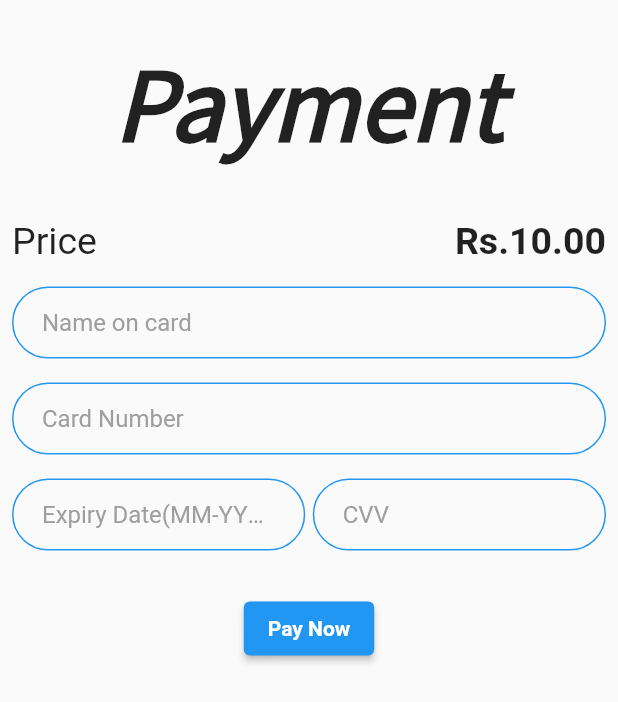
After one commit to sujayss81/Smart_Parking_IOT, a Flutter app: the Payment screen opened directly, on a phone screen of 412 x 824 dp. The commit adds this screen. Shown: the top 702 px of the screen. Run offline on Flutter 3.47's test engine with Material 2 defaults, Android fonts, the phone set to English and light mode, and no system bars; our stand-ins replace shared_preferences; missing offline and left inert: dart:ffi; accounts and stored records are empty; network calls fail.

Commit message:
payment page UI

```diff
--- a/smart_parking_app/lib/constants.dart
+++ b/smart_parking_app/lib/constants.dart
@@ -60,3 +60,28 @@ const kParkingLotSlotRightDesign = BoxDecoration(
     right: BorderSide(width: 3, color: Colors.grey),
   ),
 );
+
+const kDateCvv = InputDecoration(
+  hintText: 'value',
+  hintStyle: TextStyle(
+    color: Colors.grey,
+  ),
+  contentPadding: EdgeInsets.symmetric(vertical: 10.0, horizontal: 20.0),
+  border: OutlineInputBorder(
+      borderRadius: BorderRadius.all(Radius.circular(32.0)),
+      borderSide: BorderSide()),
+  enabledBorder: OutlineInputBorder(
+      borderRadius: BorderRadius.all(Radius.circular(32)),
+      borderSide: BorderSide(
+        color: Colors.blue,
+        width: 1.0,
+      )),
+  // focusedBorder: OutlineInputBorder(
+  //     borderRadius: BorderRadius.all(
+  //       Radius.circular(32),
+  //     ),
+  //     borderSide: BorderSide(
+  //       color: Colors.blueAccent,
+  //       width: 2.0,
+  //     )),
+);
--- a/smart_parking_app/lib/main.dart
+++ b/smart_parking_app/lib/main.dart
@@ -3,10 +3,12 @@ import 'dart:convert';
 import 'package:flutter/material.dart';
 import 'package:smart_parking_app/screens/homePage.dart';
 import 'package:smart_parking_app/screens/loginScreen.dart';
+import 'package:smart_parking_app/screens/paymentScreen.dart';
 import 'package:smart_parking_app/screens/registrationScreen.dart';
 import 'package:shared_preferences/shared_preferences.dart';
 import 'package:http/http.dart' as http;
 import 'package:smart_parking_app/services/networking.dart';
+import 'package:smart_parking_app/screens/paymentScreen.dart';
 
 String token;
 Map body;
--- /dev/null
+++ b/smart_parking_app/lib/screens/paymentScreen.dart
@@ -0,0 +1,173 @@
+import 'package:flutter/cupertino.dart';
+import 'package:flutter/material.dart';
+import 'package:smart_parking_app/constants.dart';
+
+class Payment extends StatefulWidget {
+  String name = '';
+  int cardNo;
+
+  @override
+  _PaymentState createState() => _PaymentState();
+}
+
+class _PaymentState extends State<Payment> {
+  String name = '';
+  @override
+  Widget build(BuildContext context) {
+    return SafeArea(
+      child: Scaffold(
+        body: SingleChildScrollView(
+          child: Form(
+            child: Column(
+              children: [
+                Padding(
+                  padding: const EdgeInsets.all(25.0),
+                  child: Text(
+                    'Payment',
+                    style: TextStyle(
+                      fontSize: 70.0,
+                      fontWeight: FontWeight.bold,
+                      fontFamily: 'Source Sans Pro',
+                      fontStyle: FontStyle.italic,
+                    ),
+                  ),
+                ),
+                Padding(
+                  padding: const EdgeInsets.all(8.0),
+                  child: Row(
+                    mainAxisAlignment: MainAxisAlignment.spaceBetween,
+                    children: [
+                      Text(
+                        'Price',
+                        style: TextStyle(
+                          fontSize: 25.0,
+                        ),
+                      ),
+                      Text(
+                        'Rs.10.00',
+                        style: TextStyle(
+                          fontSize: 25.0,
+                          fontWeight: FontWeight.bold,
+                        ),
+                      ),
+                    ],
+                  ),
+                ),
+                Padding(
+                  padding: const EdgeInsets.all(8.0),
+                  child: TextFormField(
+                    decoration:
+                        kInputDecoration.copyWith(hintText: 'Name on card'),
+                    keyboardType: TextInputType.name,
+                    onChanged: (value) {
+                      widget.name = value;
+                    },
+                    validator: (String value) {
+                      if (value.isEmpty) {
+                        return "Enter the valid name";
+                      }
+                      return null;
+                    },
+                    onSaved: (String name) {
+                      widget.name = name;
+                    },
+                  ),
+                ),
+                Padding(
+                  padding: const EdgeInsets.all(8.0),
+                  child: TextFormField(
+                    decoration:
+                        kInputDecoration.copyWith(hintText: 'Card Number'),
+                    keyboardType: TextInputType.number,
+                    onChanged: (value) {
+                      widget.cardNo = int.tryParse(value);
+                    },
+                    validator: (String value) {
+                      if (value.isEmpty) {
+                        return "Enter the valid card number";
+                      } else if (value.length != 16) {
+                        return "Enter the valid card number";
+                      } else {
+                        return null;
+                      }
+                    },
+                    onSaved: (cardNo) {
+                      widget.cardNo = int.tryParse(cardNo);
+                    },
+                  ),
+                ),
+                Padding(
+                  padding: const EdgeInsets.all(8.0),
+                  child: Row(
+                    children: [
+                      Flexible(
+                        child: TextFormField(
+                          decoration: kDateCvv.copyWith(
+                              hintText: 'Expiry Date(MM-YYYY)'),
+                          keyboardType: TextInputType.number,
+                          onChanged: (value) {
+                            widget.cardNo = int.tryParse(value);
+                          },
+                          validator: (String value) {
+                            if (value.isEmpty) {
+                              return "Enter the expiry date";
+                            } else if (!RegExp("^[0-9]{2}-[0-9]{4}")
+                                .hasMatch(value)) {
+                              return "Enter date in format MM-YYYY";
+                            } else {
+                              return null;
+                            }
+                          },
+                          onSaved: (cardNo) {
+                            widget.cardNo = int.tryParse(cardNo);
+                          },
+                        ),
+                      ),
+                      SizedBox(
+                        width: 5,
+                      ),
+                      Flexible(
+                        child: TextFormField(
+                          decoration: kDateCvv.copyWith(hintText: 'CVV'),
+                          keyboardType: TextInputType.number,
+                          onChanged: (value) {
+                            widget.cardNo = int.tryParse(value);
+                          },
+                          validator: (String value) {
+                            if (value.isEmpty) {
+                              return "Enter the CVV";
+                            } else if (value.length != 3) {
+                              return "Enter valid CVV";
+                            } else {
+                              return null;
+                            }
+                          },
+                          onSaved: (cardNo) {
+                            widget.cardNo = int.tryParse(cardNo);
+                          },
+                        ),
+                      ),
+                    ],
+                  ),
+                ),
+                Padding(
+                  padding: const EdgeInsets.all(20.0),
+                  child: ElevatedButton(
+                      onPressed: (){},
+                      child: Text(
+                        'Pay Now',
+                        style: TextStyle(
+                          color: Colors.white,
+                          fontWeight: FontWeight.bold,
+                        ),
+                      ),
+                  ),
+                ),
+              ],
+            ),
+          ),
+        ),
+      ),
+    );
+  }
+}
```
Also changed, not shown: smart_parking_app/lib/screens/parkingSlots.dart (+36 -7 lines).
